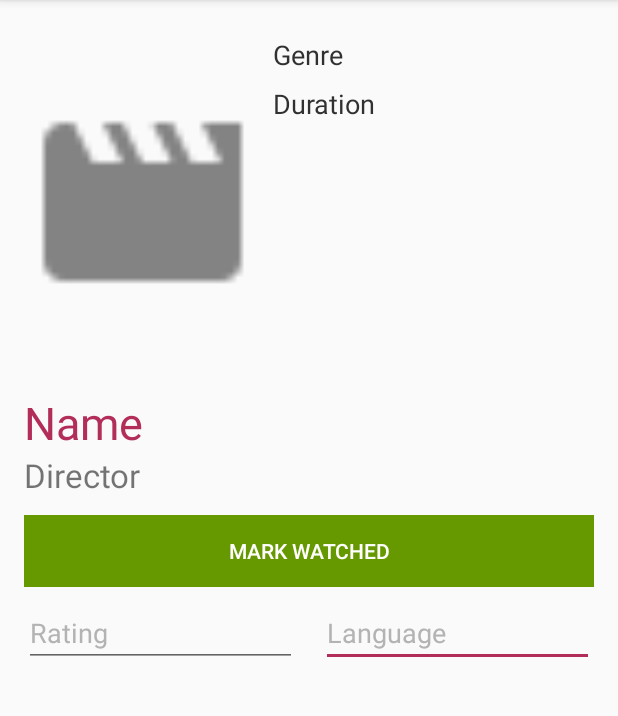
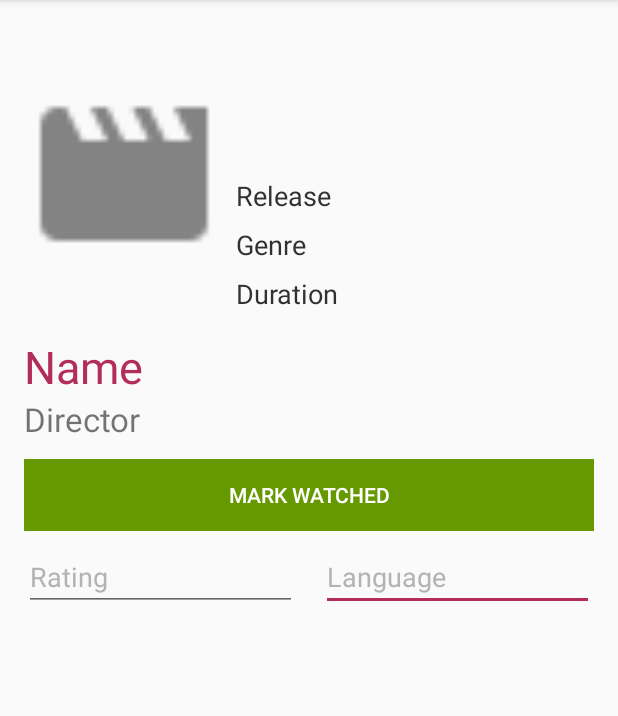
Before and after one commit to sameervijay/netflix, an Android app: the ContentDetailActivity screen opened directly, with no data from a screen before it, on a phone screen of 412 x 824 dp, the part 84-800 px from its top. Run offline under Robolectric (Android 15) with nearby library versions, the phone set to English and light mode, and no system bars; our stand-ins replace Picasso; pictures from the network do not load; 6 statements that could not run were skipped.

Commit message:
Removed unused activities

```diff
--- a/app/src/main/java/com/cs411/netflix/ContentDetailActivity.java
+++ b/app/src/main/java/com/cs411/netflix/ContentDetailActivity.java
@@ -17,7 +17,7 @@ import com.squareup.picasso.Picasso;
 import java.util.ArrayList;
 
 public class ContentDetailActivity extends AppCompatActivity {
-    private TextView nameView, directorView, genreView, durationView;
+    private TextView nameView, directorView, genreView, durationView, releaseView;
     private EditText ratingEntry, languageEntry;
     private Button watchesButton;
     private ImageView thumbnailView;
@@ -35,6 +35,7 @@ public class ContentDetailActivity extends AppCompatActivity {
         directorView = findViewById(R.id.directorCD);
         genreView = findViewById(R.id.genreCD);
         durationView = findViewById(R.id.durationCD);
+        releaseView = findViewById(R.id.releaseCD);
         ratingEntry = findViewById(R.id.ratingCD);
         languageEntry = findViewById(R.id.languageCD);
         watchesButton = findViewById(R.id.markWatchedCD);
@@ -52,6 +53,7 @@ public class ContentDetailActivity extends AppCompatActivity {
         directorView.setText(content.getDirector());
         genreView.setText("Genre: " + content.getGenre());
         durationView.setText("Duration: " + content.getDuration() + " mins");
+        releaseView.setText("Released: " + content.getReleaseDate());
         Picasso.with(this).load(content.getThumbnail()).into(thumbnailView);
 
         // Set the response in advance so whenever this activity finishes, the underlying activity updates itself
--- a/app/src/main/java/com/cs411/netflix/DashboardActivity.java
+++ b/app/src/main/java/com/cs411/netflix/DashboardActivity.java
@@ -389,17 +389,17 @@ public class DashboardActivity extends AppCompatActivity {
         aDialog.setOnShowListener(new DialogInterface.OnShowListener() {
             @Override
             public void onShow(DialogInterface dialogInterface) {
-                Button addBtn = ((AlertDialog) aDialog).getButton(AlertDialog.BUTTON_POSITIVE);
-                addBtn.setOnClickListener(new View.OnClickListener() {
-                    @Override
-                    public void onClick(View view) {
-                        aDialog.dismiss();
-                        Intent intent = new Intent(DashboardActivity.this, AddToWatches.class);
-                        intent.putExtra("username", username);
-                        intent.putExtra("movie_name", movie_title);
-                        startActivity(intent);
-                    }
-                });
+//                Button addBtn = ((AlertDialog) aDialog).getButton(AlertDialog.BUTTON_POSITIVE);
+//                addBtn.setOnClickListener(new View.OnClickListener() {
+//                    @Override
+//                    public void onClick(View view) {
+//                        aDialog.dismiss();
+//                        Intent intent = new Intent(DashboardActivity.this, AddToWatches.class);
+//                        intent.putExtra("username", username);
+//                        intent.putExtra("movie_name", movie_title);
+//                        startActivity(intent);
+//                    }
+//                });
                 Button closeBtn = ((AlertDialog) aDialog).getButton(AlertDialog.BUTTON_NEGATIVE);
                 closeBtn.setOnClickListener(new View.OnClickListener() {
                     @Override
--- a/app/src/main/java/com/cs411/netflix/NetflixAsyncTask.java
+++ b/app/src/main/java/com/cs411/netflix/NetflixAsyncTask.java
@@ -24,10 +24,6 @@ import java.net.URLEncoder;
 
 public class NetflixAsyncTask extends AsyncTask<String, String, String> {
     public LoginActivity loginActivity;
-//    public SearchContentActivity searchContentActivity;
-    public AddToWatches addToWatches;
-    public activity_update_watches updateWatches;
-    DeleteFromWatches deleteFromWatches;
     public PrimaryLoginActivity primaryLoginActivity;
     public DashboardActivity dashboardActivity;
     public ContentActivity contentActivity;
@@ -183,24 +179,6 @@ public class NetflixAsyncTask extends AsyncTask<String, String, String> {
                 SimpleResponse simpleR = GSON.fromJson(result, SimpleResponse.class);
                 contentDetailActivity.handleDeleteResponse(simpleR);
                 break;
-//            case "search_content!":
-//                System.out.println("json: " + result);
-//                ContentList contentListAdd = GSON.fromJson(result, ContentList.class);
-//                addToWatches = new AddToWatches();
-//                addToWatches.handleResponse(contentListAdd, resultParts[2], resultParts[3], resultParts[4], resultParts[5]);
-//                break;
-//            case "search_content#":
-//                System.out.println("json: " + result);
-//                ContentList contentListDelete = GSON.fromJson(result, ContentList.class);
-//                deleteFromWatches = new DeleteFromWatches();
-//                deleteFromWatches.handleResponse(contentListDelete, resultParts[2]);
-//                break;
-//            case "search_content^":
-//                System.out.println("json: " + result);
-//                ContentList contentListUpdate = GSON.fromJson(result, ContentList.class);
-//                updateWatches = new activity_update_watches();
-//                updateWatches.handleResponse(contentListUpdate, resultParts[2], resultParts[3], resultParts[4], resultParts[5]);
-//                break;
             case "search_users(":
                 System.out.println("json: " + result);
                 SimpleResponse simpleRes = GSON.fromJson(result, SimpleResponse.class);
--- a/app/src/main/res/layout/activity_content_detail.xml
+++ b/app/src/main/res/layout/activity_content_detail.xml
@@ -4,6 +4,21 @@
     xmlns:tools="http://schemas.android.com/tools"
     android:layout_width="match_parent"
     android:layout_height="match_parent">
+
+    <TextView
+        android:id="@+id/releaseCD"
+        android:layout_width="0dp"
+        android:layout_height="wrap_content"
+        android:layout_marginStart="8dp"
+        android:layout_marginEnd="8dp"
+        android:layout_marginBottom="8dp"
+        android:text="Release"
+        android:textColor="@color/colorPrimary"
+        android:textSize="18sp"
+        app:layout_constraintBottom_toTopOf="@+id/genreCD"
+        app:layout_constraintEnd_toEndOf="parent"
+        app:layout_constraintHorizontal_bias="1.0"
+        app:layout_constraintStart_toEndOf="@+id/thumbnailCD" />
 
     <Button
         android:id="@+id/markWatchedCD"
@@ -21,8 +36,8 @@
 
     <ImageView
         android:id="@+id/thumbnailCD"
-        android:layout_width="158dp"
-        android:layout_height="237dp"
+        android:layout_width="133dp"
+        android:layout_height="200dp"
         android:layout_marginStart="16dp"
         android:layout_marginTop="16dp"
         app:layout_constraintStart_toStartOf="parent"
@@ -57,26 +72,26 @@
         android:layout_width="0dp"
         android:layout_height="wrap_content"
         android:layout_marginStart="8dp"
-        android:layout_marginTop="8dp"
         android:layout_marginEnd="8dp"
+        android:layout_marginBottom="8dp"
         android:text="Genre"
         android:textColor="@color/colorPrimary"
         android:textSize="18sp"
+        app:layout_constraintBottom_toTopOf="@+id/durationCD"
         app:layout_constraintEnd_toEndOf="parent"
-        app:layout_constraintStart_toEndOf="@+id/thumbnailCD"
-        app:layout_constraintTop_toTopOf="@+id/thumbnailCD" />
+        app:layout_constraintStart_toEndOf="@+id/thumbnailCD" />
 
     <TextView
         android:id="@+id/durationCD"
         android:layout_width="0dp"
         android:layout_height="wrap_content"
-        android:layout_marginTop="8dp"
+        android:layout_marginBottom="8dp"
         android:text="Duration"
         android:textColor="@color/colorPrimary"
         android:textSize="18sp"
+        app:layout_constraintBottom_toBottomOf="@+id/thumbnailCD"
         app:layout_constraintEnd_toEndOf="@+id/genreCD"
-        app:layout_constraintStart_toStartOf="@+id/genreCD"
-        app:layout_constraintTop_toBottomOf="@+id/genreCD" />
+        app:layout_constraintStart_toStartOf="@+id/genreCD" />
 
     <EditText
         android:id="@+id/languageCD"
```
